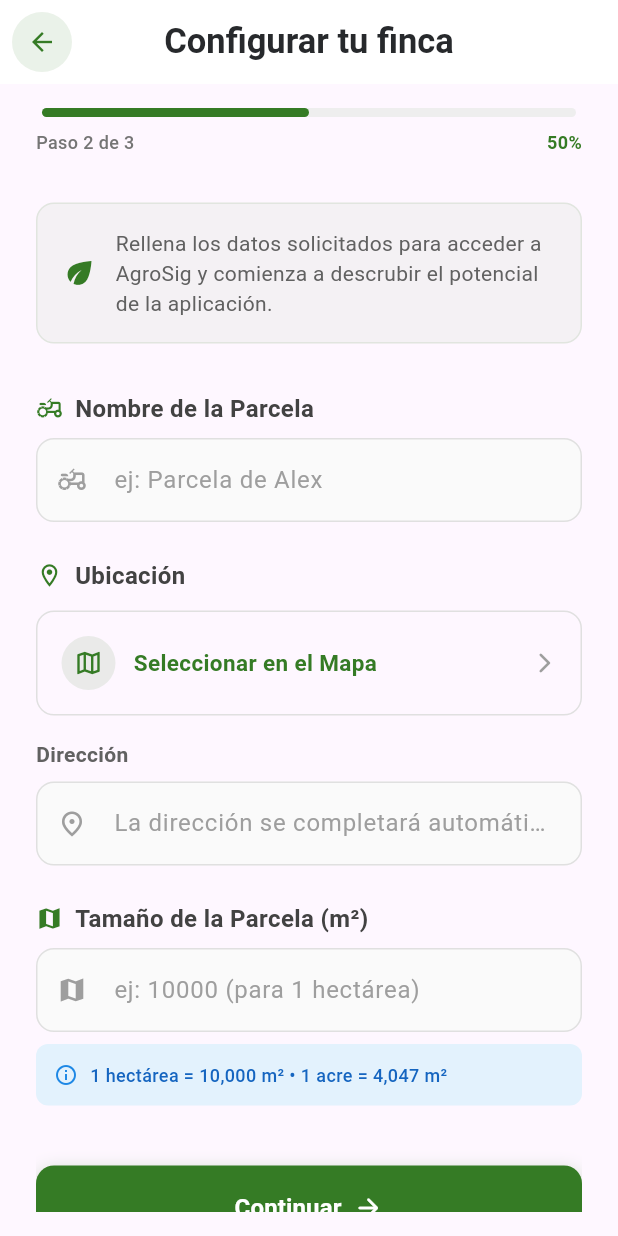
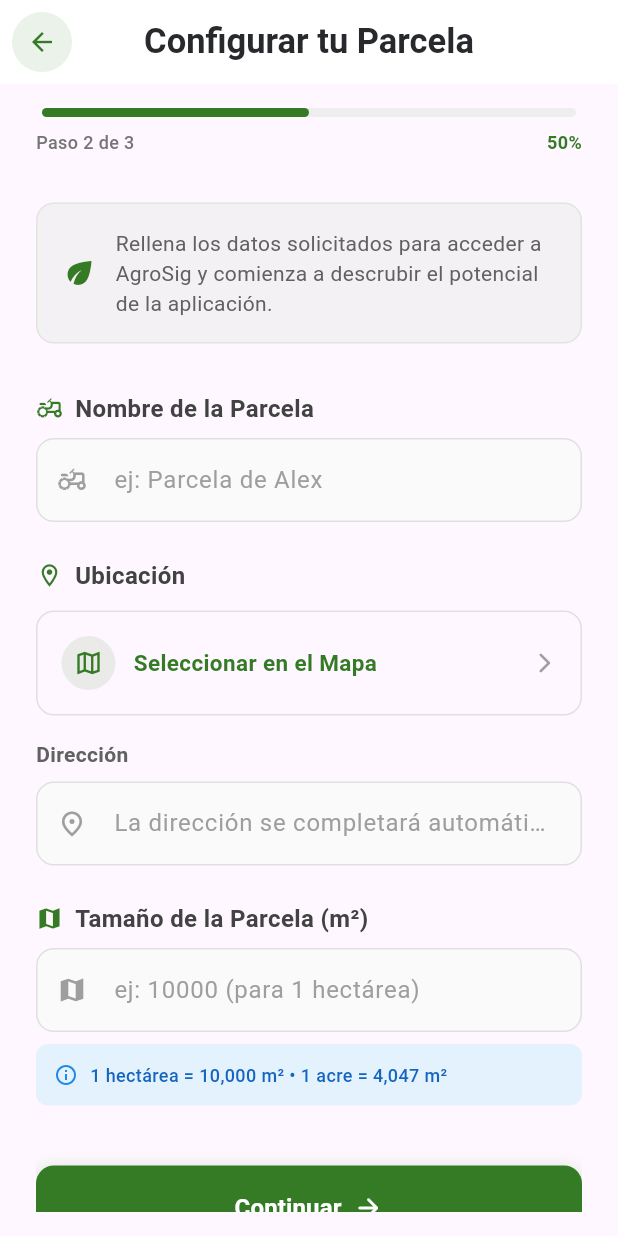
Before and after one commit to AgroSigDev/agrosig_app, a Flutter app: the SettingPlotScreen screen opened by its route, on a phone screen of 412 x 824 dp. Run offline on Flutter 3.47's test engine with Material 3 defaults, Android fonts, the phone set to English and light mode, and no system bars; our stand-ins replace firebase_auth, firebase_core, firebase_messaging, flutter_dotenv, flutter_local_notifications, flutter_riverpod and 16 more; missing offline and left inert: android_intent_plus, dart:ffi; accounts and stored records are empty; project files that could hold a hidden picture were left out.

Commit message:
Update: Se implemento mejoras en las pantallas de onboarding, adiconal se actualizo la integracion de permisos

```diff
--- a/lib/components/picker/map_picker.dart
+++ b/lib/components/picker/map_picker.dart
@@ -22,7 +22,7 @@ class _MapPickerScreenState extends State<MapPickerScreen> {
     return Scaffold(
       appBar: AppBar(
         title: Text(
-          'Select your plot location',
+          'Selecciona la ubicacion de tu parcela',
           style: TextStyle(
             fontSize: 18,
             fontWeight: FontWeight.w600,
@@ -40,7 +40,7 @@ class _MapPickerScreenState extends State<MapPickerScreen> {
                 child: ElevatedButton.icon(
                   icon: Icon(Icons.check, size: 20),
                   label: Text(
-                    'Confirm',
+                    'Registrar',
                     style: TextStyle(fontSize: 14),
                   ),
                   onPressed: _selectedLocation != null
--- a/lib/screens/onboarding_plot/setting_plot_screen.dart
+++ b/lib/screens/onboarding_plot/setting_plot_screen.dart
@@ -199,7 +199,7 @@ class _SettingPlotScreenState extends State<SettingPlotScreen> {
         backgroundColor: Colors.white,
         elevation: 0,
         title: TextCustom(
-          text: "Configurar tu finca",
+          text: "Configurar tu Parcela",
           color: ColorsAgrosig.titleLight,
           fontSize: 23,
           fontWeight: FontWeight.w600,
@@ -516,6 +516,8 @@ class _SettingPlotScreenState extends State<SettingPlotScreen> {
 
         if (_address.isNotEmpty && !_isGettingAddress) ...[
           SizedBox(height: 12),
+          if (_address != 'No se pudo obtener la dirección') ...[
+            // ✅ Dirección detectada correctamente
             Container(
               padding: EdgeInsets.all(12),
               decoration: BoxDecoration(
@@ -539,6 +541,36 @@ class _SettingPlotScreenState extends State<SettingPlotScreen> {
                 ],
               ),
             ),
+          ] else ...[
+            // 🟣 No se pudo detectar la dirección (mostrar en morado)
+            Container(
+              padding: EdgeInsets.all(12),
+              decoration: BoxDecoration(
+                color: Colors.deepPurple.shade50,
+                borderRadius: BorderRadius.circular(8),
+              ),
+              child: Row(
+                crossAxisAlignment: CrossAxisAlignment.start,
+                children: [
+                  Icon(Icons.warning_amber_rounded, color: Colors.deepPurple, size: 18),
+                  SizedBox(width: 8),
+                  Expanded(
+                    child: Text(
+                      'No fue posible detectar la ubicación automáticamente. '
+                          'Por favor ingresa la dirección manualmente. '
+                          'Esto puede deberse a problemas de conexión a Internet o GPS.',
+                      style: TextStyle(
+                        fontSize: 13,
+                        color: Colors.deepPurple.shade700,
+                        fontStyle: FontStyle.italic,
+                        height: 1.4,
+                      ),
+                    ),
+                  ),
+                ],
+              ),
+            ),
+          ],
         ],
       ],
     );
```
Also changed, not shown: lib/components/helper/modal_picture.dart (+16 -4 lines), lib/screens/auth/views/sing_up_screen.dart (+140 -8 lines), 1 other file. Lines whose indentation alone changed are shown as unchanged.
